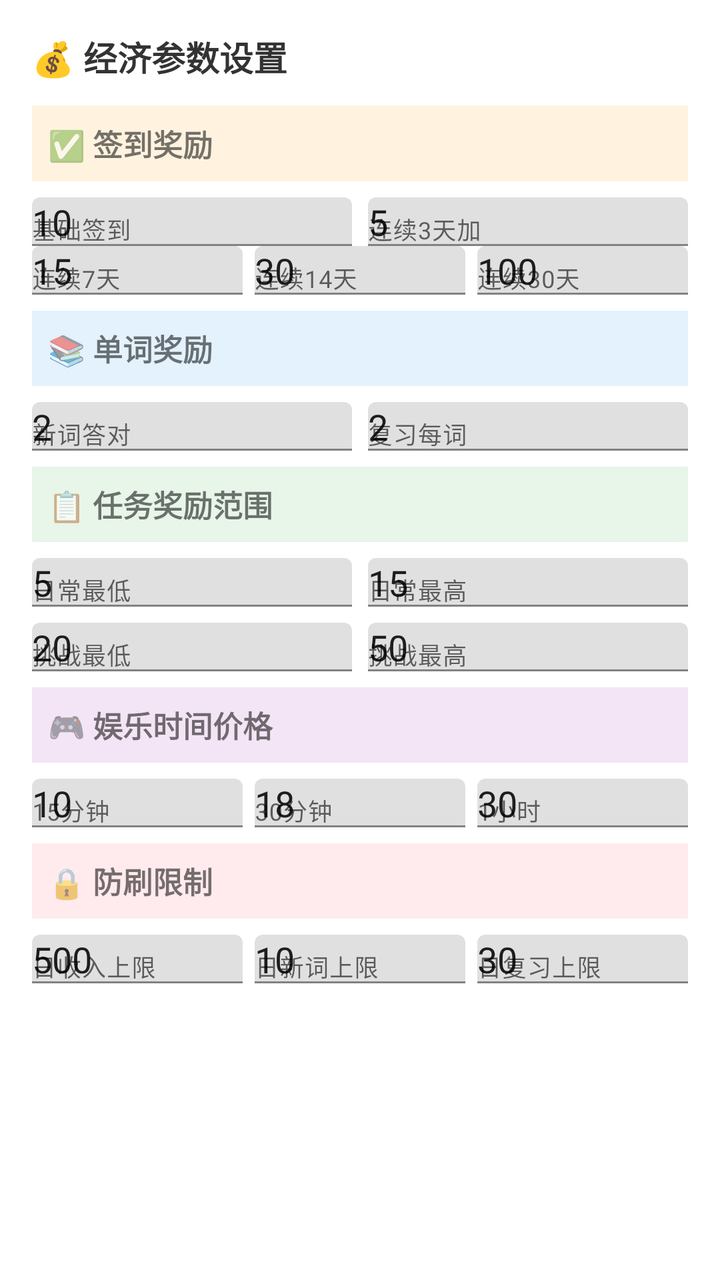
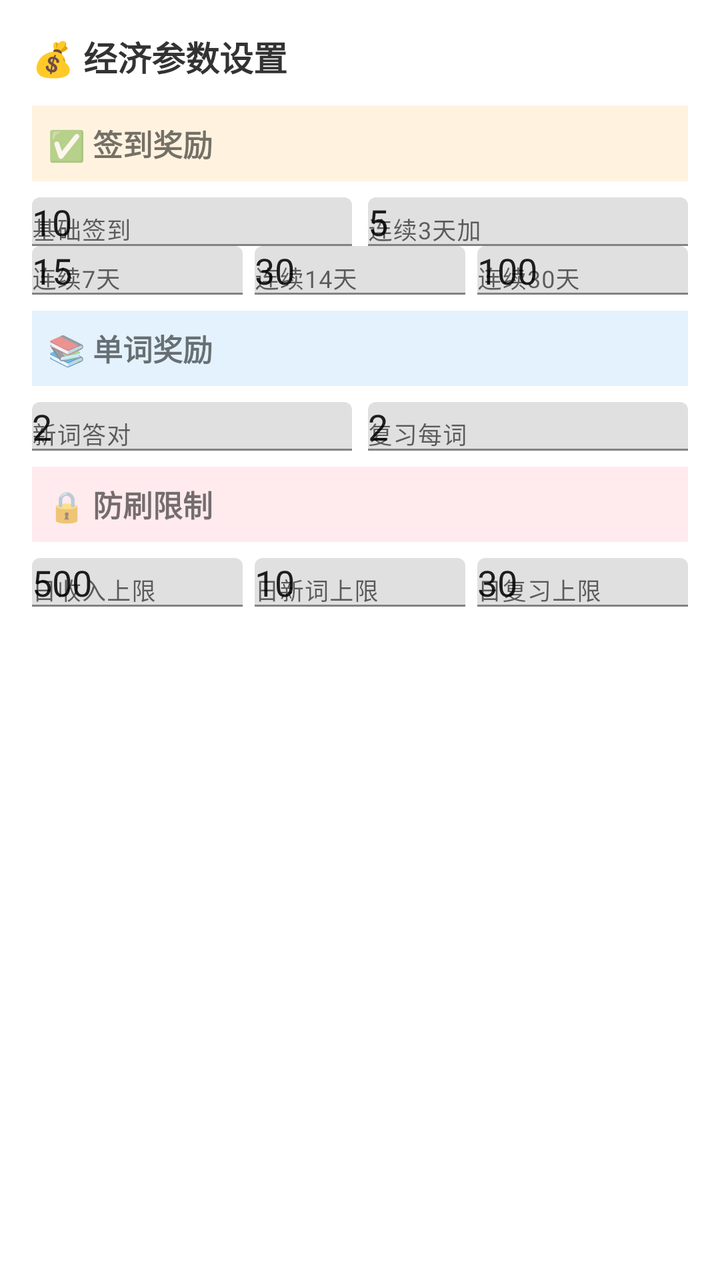

Before-and-after screenshots of an Android layout around one commit, followed by the original layout XML and the change that was made.
<!-- AndroidManifest.xml: application theme Theme.HabitTracker -->
<!-- res/layout/dialog_economy_settings.xml -->
<?xml version="1.0" encoding="utf-8"?>
<ScrollView xmlns:android="http://schemas.android.com/apk/res/android"
    xmlns:app="http://schemas.android.com/apk/res-auto"
    android:layout_width="match_parent"
    android:layout_height="wrap_content">
    <LinearLayout
        android:layout_width="match_parent"
        android:layout_height="wrap_content"
        android:orientation="vertical"
        android:padding="16dp">
        <TextView
            android:layout_width="match_parent"
            android:layout_height="wrap_content"
            android:text="💰 经济参数设置"
            android:textSize="17sp"
            android:textStyle="bold"
            android:textColor="@color/text_primary"
            android:layout_marginBottom="12dp" />
        <TextView
            android:layout_width="match_parent"
            android:layout_height="wrap_content"
            android:text="✅ 签到奖励"
            android:textSize="15sp"
            android:textStyle="bold"
            android:padding="8dp"
            android:background="#FFF3E0"
            android:layout_marginBottom="8dp" />
        <LinearLayout android:orientation="horizontal" android:layout_width="match_parent" android:layout_height="wrap_content" android:weightSum="2">
            <com.google.android.material.textfield.TextInputLayout android:hint="基础签到" android:layout_width="0dp" android:layout_height="wrap_content" android:layout_weight="1" android:layout_marginEnd="4dp">
                <android.widget.EditText android:id="@+id/et_checkin_base" android:layout_width="match_parent" android:layout_height="wrap_content" android:inputType="number" android:text="10"/>
            </com.google.android.material.textfield.TextInputLayout>
            <com.google.android.material.textfield.TextInputLayout android:hint="连续3天加" android:layout_width="0dp" android:layout_height="wrap_content" android:layout_weight="1" android:layout_marginStart="4dp">
                <android.widget.EditText android:id="@+id/et_streak3" android:layout_width="match_parent" android:layout_height="wrap_content" android:inputType="number" android:text="5"/>
            </com.google.android.material.textfield.TextInputLayout>
        </LinearLayout>
        <LinearLayout android:orientation="horizontal" android:layout_width="match_parent" android:layout_height="wrap_content" android:weightSum="3" android:layout_marginBottom="8dp">
            <com.google.android.material.textfield.TextInputLayout android:hint="连续7天" android:layout_width="0dp" android:layout_height="wrap_content" android:layout_weight="1" android:layout_marginEnd="3dp">
                <android.widget.EditText android:id="@+id/et_streak7" android:layout_width="match_parent" android:layout_height="wrap_content" android:inputType="number" android:text="15"/>
            </com.google.android.material.textfield.TextInputLayout>
            <com.google.android.material.textfield.TextInputLayout android:hint="连续14天" android:layout_width="0dp" android:layout_height="wrap_content" android:layout_weight="1" android:layout_marginEnd="3dp" android:layout_marginStart="3dp">
                <android.widget.EditText android:id="@+id/et_streak14" android:layout_width="match_parent" android:layout_height="wrap_content" android:inputType="number" android:text="30"/>
            </com.google.android.material.textfield.TextInputLayout>
            <com.google.android.material.textfield.TextInputLayout android:hint="连续30天" android:layout_width="0dp" android:layout_height="wrap_content" android:layout_weight="1" android:layout_marginStart="3dp">
                <android.widget.EditText android:id="@+id/et_streak30" android:layout_width="match_parent" android:layout_height="wrap_content" android:inputType="number" android:text="100"/>
            </com.google.android.material.textfield.TextInputLayout>
        </LinearLayout>
        <TextView
            android:layout_width="match_parent"
            android:layout_height="wrap_content"
            android:text="📚 单词奖励"
            android:textSize="15sp"
            android:textStyle="bold"
            android:padding="8dp"
            android:background="#E3F2FD"
            android:layout_marginBottom="8dp" />
        <LinearLayout android:orientation="horizontal" android:layout_width="match_parent" android:layout_height="wrap_content" android:weightSum="2" android:layout_marginBottom="8dp">
            <com.google.android.material.textfield.TextInputLayout android:hint="新词答对" android:layout_width="0dp" android:layout_height="wrap_content" android:layout_weight="1" android:layout_marginEnd="4dp">
                <android.widget.EditText android:id="@+id/et_word_learn" android:layout_width="match_parent" android:layout_height="wrap_content" android:inputType="number" android:text="2"/>
            </com.google.android.material.textfield.TextInputLayout>
            <com.google.android.material.textfield.TextInputLayout android:hint="复习每词" android:layout_width="0dp" android:layout_height="wrap_content" android:layout_weight="1" android:layout_marginStart="4dp">
                <android.widget.EditText android:id="@+id/et_review_pass" android:layout_width="match_parent" android:layout_height="wrap_content" android:inputType="number" android:text="2"/>
            </com.google.android.material.textfield.TextInputLayout>
        </LinearLayout>
        <TextView
            android:layout_width="match_parent"
            android:layout_height="wrap_content"
            android:text="📋 任务奖励范围"
            android:textSize="15sp"
            android:textStyle="bold"
            android:padding="8dp"
            android:background="#E8F5E9"
            android:layout_marginBottom="8dp" />
        <LinearLayout android:orientation="horizontal" android:layout_width="match_parent" android:layout_height="wrap_content" android:weightSum="2" android:layout_marginBottom="8dp">
            <com.google.android.material.textfield.TextInputLayout android:hint="日常最低" android:layout_width="0dp" android:layout_height="wrap_content" android:layout_weight="1" android:layout_marginEnd="4dp">
                <android.widget.EditText android:id="@+id/et_task_daily_min" android:layout_width="match_parent" android:layout_height="wrap_content" android:inputType="number" android:text="5"/>
            </com.google.android.material.textfield.TextInputLayout>
            <com.google.android.material.textfield.TextInputLayout android:hint="日常最高" android:layout_width="0dp" android:layout_height="wrap_content" android:layout_weight="1" android:layout_marginStart="4dp">
                <android.widget.EditText android:id="@+id/et_task_daily_max" android:layout_width="match_parent" android:layout_height="wrap_content" android:inputType="number" android:text="15"/>
            </com.google.android.material.textfield.TextInputLayout>
        </LinearLayout>
        <LinearLayout android:orientation="horizontal" android:layout_width="match_parent" android:layout_height="wrap_content" android:weightSum="2" android:layout_marginBottom="8dp">
            <com.google.android.material.textfield.TextInputLayout android:hint="挑战最低" android:layout_width="0dp" android:layout_height="wrap_content" android:layout_weight="1" android:layout_marginEnd="4dp">
                <android.widget.EditText android:id="@+id/et_task_challenge_min" android:layout_width="match_parent" android:layout_height="wrap_content" android:inputType="number" android:text="20"/>
            </com.google.android.material.textfield.TextInputLayout>
            <com.google.android.material.textfield.TextInputLayout android:hint="挑战最高" android:layout_width="0dp" android:layout_height="wrap_content" android:layout_weight="1" android:layout_marginStart="4dp">
                <android.widget.EditText android:id="@+id/et_task_challenge_max" android:layout_width="match_parent" android:layout_height="wrap_content" android:inputType="number" android:text="50"/>
            </com.google.android.material.textfield.TextInputLayout>
        </LinearLayout>
        <TextView
            android:layout_width="match_parent"
            android:layout_height="wrap_content"
            android:text="🎮 娱乐时间价格"
            android:textSize="15sp"
            android:textStyle="bold"
            android:padding="8dp"
            android:background="#F3E5F5"
            android:layout_marginBottom="8dp" />
        <LinearLayout android:orientation="horizontal" android:layout_width="match_parent" android:layout_height="wrap_content" android:weightSum="3" android:layout_marginBottom="8dp">
            <com.google.android.material.textfield.TextInputLayout android:hint="15分钟" android:layout_width="0dp" android:layout_height="wrap_content" android:layout_weight="1" android:layout_marginEnd="3dp">
                <android.widget.EditText android:id="@+id/et_screen_15" android:layout_width="match_parent" android:layout_height="wrap_content" android:inputType="number" android:text="10"/>
            </com.google.android.material.textfield.TextInputLayout>
            <com.google.android.material.textfield.TextInputLayout android:hint="30分钟" android:layout_width="0dp" android:layout_height="wrap_content" android:layout_weight="1" android:layout_marginEnd="3dp" android:layout_marginStart="3dp">
                <android.widget.EditText android:id="@+id/et_screen_30" android:layout_width="match_parent" android:layout_height="wrap_content" android:inputType="number" android:text="18"/>
            </com.google.android.material.textfield.TextInputLayout>
            <com.google.android.material.textfield.TextInputLayout android:hint="1小时" android:layout_width="0dp" android:layout_height="wrap_content" android:layout_weight="1" android:layout_marginStart="3dp">
                <android.widget.EditText android:id="@+id/et_screen_60" android:layout_width="match_parent" android:layout_height="wrap_content" android:inputType="number" android:text="30"/>
            </com.google.android.material.textfield.TextInputLayout>
        </LinearLayout>
        <TextView
            android:layout_width="match_parent"
            android:layout_height="wrap_content"
            android:text="🔒 防刷限制"
            android:textSize="15sp"
            android:textStyle="bold"
            android:padding="8dp"
            android:background="#FFEBEE"
            android:layout_marginBottom="8dp" />
        <LinearLayout android:orientation="horizontal" android:layout_width="match_parent" android:layout_height="wrap_content" android:weightSum="3" android:layout_marginBottom="8dp">
            <com.google.android.material.textfield.TextInputLayout android:hint="日收入上限" android:layout_width="0dp" android:layout_height="wrap_content" android:layout_weight="1" android:layout_marginEnd="3dp">
                <android.widget.EditText android:id="@+id/et_max_daily_coins" android:layout_width="match_parent" android:layout_height="wrap_content" android:inputType="number" android:text="500"/>
            </com.google.android.material.textfield.TextInputLayout>
            <com.google.android.material.textfield.TextInputLayout android:hint="日新词上限" android:layout_width="0dp" android:layout_height="wrap_content" android:layout_weight="1" android:layout_marginEnd="3dp" android:layout_marginStart="3dp">
                <android.widget.EditText android:id="@+id/et_max_words" android:layout_width="match_parent" android:layout_height="wrap_content" android:inputType="number" android:text="10"/>
            </com.google.android.material.textfield.TextInputLayout>
            <com.google.android.material.textfield.TextInputLayout android:hint="日复习上限" android:layout_width="0dp" android:layout_height="wrap_content" android:layout_weight="1" android:layout_marginStart="3dp">
                <android.widget.EditText android:id="@+id/et_max_review" android:layout_width="match_parent" android:layout_height="wrap_content" android:inputType="number" android:text="30"/>
            </com.google.android.material.textfield.TextInputLayout>
        </LinearLayout>
    </LinearLayout>
</ScrollView>
<!-- resources referenced by this layout -->
<resources>
  <color name="text_primary">#333333</color>
  <style name="Theme.HabitTracker" parent="Theme.MaterialComponents.Light.NoActionBar">
          <item name="colorPrimary">@color/child_pink</item>
          <item name="colorPrimaryVariant">@color/child_pink_light</item>
          <item name="colorOnPrimary">@color/white</item>
          <item name="colorSecondary">@color/child_green</item>
          <item name="android:statusBarColor">@color/child_pink_light</item>
      </style>
  <color name="child_pink">#FF6B9D</color>
  <color name="child_pink_light">#FFF0F5</color>
  <color name="white">#FFFFFF</color>
  <color name="child_green">#4CAF50</color>
</resources>

<!-- the commit's change to res/layout/dialog_economy_settings.xml (unified diff, before → after) -->
@@ -61,51 +61,8 @@
                 <android.widget.EditText android:id="@+id/et_review_pass" android:layout_width="match_parent" android:layout_height="wrap_content" android:inputType="number" android:text="2"/>
             </com.google.android.material.textfield.TextInputLayout>
         </LinearLayout>
-        <TextView
-            android:layout_width="match_parent"
-            android:layout_height="wrap_content"
-            android:text="📋 任务奖励范围"
-            android:textSize="15sp"
-            android:textStyle="bold"
-            android:padding="8dp"
-            android:background="#E8F5E9"
-            android:layout_marginBottom="8dp" />
-        <LinearLayout android:orientation="horizontal" android:layout_width="match_parent" android:layout_height="wrap_content" android:weightSum="2" android:layout_marginBottom="8dp">
-            <com.google.android.material.textfield.TextInputLayout android:hint="日常最低" android:layout_width="0dp" android:layout_height="wrap_content" android:layout_weight="1" android:layout_marginEnd="4dp">
-                <android.widget.EditText android:id="@+id/et_task_daily_min" android:layout_width="match_parent" android:layout_height="wrap_content" android:inputType="number" android:text="5"/>
-            </com.google.android.material.textfield.TextInputLayout>
-            <com.google.android.material.textfield.TextInputLayout android:hint="日常最高" android:layout_width="0dp" android:layout_height="wrap_content" android:layout_weight="1" android:layout_marginStart="4dp">
-                <android.widget.EditText android:id="@+id/et_task_daily_max" android:layout_width="match_parent" android:layout_height="wrap_content" android:inputType="number" android:text="15"/>
-            </com.google.android.material.textfield.TextInputLayout>
-        </LinearLayout>
-        <LinearLayout android:orientation="horizontal" android:layout_width="match_parent" android:layout_height="wrap_content" android:weightSum="2" android:layout_marginBottom="8dp">
-            <com.google.android.material.textfield.TextInputLayout android:hint="挑战最低" android:layout_width="0dp" android:layout_height="wrap_content" android:layout_weight="1" android:layout_marginEnd="4dp">
-                <android.widget.EditText android:id="@+id/et_task_challenge_min" android:layout_width="match_parent" android:layout_height="wrap_content" android:inputType="number" android:text="20"/>
-            </com.google.android.material.textfield.TextInputLayout>
-            <com.google.android.material.textfield.TextInputLayout android:hint="挑战最高" android:layout_width="0dp" android:layout_height="wrap_content" android:layout_weight="1" android:layout_marginStart="4dp">
-                <android.widget.EditText android:id="@+id/et_task_challenge_max" android:layout_width="match_parent" android:layout_height="wrap_content" android:inputType="number" android:text="50"/>
-            </com.google.android.material.textfield.TextInputLayout>
-        </LinearLayout>
-        <TextView
-            android:layout_width="match_parent"
-            android:layout_height="wrap_content"
-            android:text="🎮 娱乐时间价格"
-            android:textSize="15sp"
-            android:textStyle="bold"
-            android:padding="8dp"
-            android:background="#F3E5F5"
-            android:layout_marginBottom="8dp" />
-        <LinearLayout android:orientation="horizontal" android:layout_width="match_parent" android:layout_height="wrap_content" android:weightSum="3" android:layout_marginBottom="8dp">
-            <com.google.android.material.textfield.TextInputLayout android:hint="15分钟" android:layout_width="0dp" android:layout_height="wrap_content" android:layout_weight="1" android:layout_marginEnd="3dp">
-                <android.widget.EditText android:id="@+id/et_screen_15" android:layout_width="match_parent" android:layout_height="wrap_content" android:inputType="number" android:text="10"/>
-            </com.google.android.material.textfield.TextInputLayout>
-            <com.google.android.material.textfield.TextInputLayout android:hint="30分钟" android:layout_width="0dp" android:layout_height="wrap_content" android:layout_weight="1" android:layout_marginEnd="3dp" android:layout_marginStart="3dp">
-                <android.widget.EditText android:id="@+id/et_screen_30" android:layout_width="match_parent" android:layout_height="wrap_content" android:inputType="number" android:text="18"/>
-            </com.google.android.material.textfield.TextInputLayout>
-            <com.google.android.material.textfield.TextInputLayout android:hint="1小时" android:layout_width="0dp" android:layout_height="wrap_content" android:layout_weight="1" android:layout_marginStart="3dp">
-                <android.widget.EditText android:id="@+id/et_screen_60" android:layout_width="match_parent" android:layout_height="wrap_content" android:inputType="number" android:text="30"/>
-            </com.google.android.material.textfield.TextInputLayout>
-        </LinearLayout>
+
+
         <TextView
             android:layout_width="match_parent"
             android:layout_height="wrap_content"
